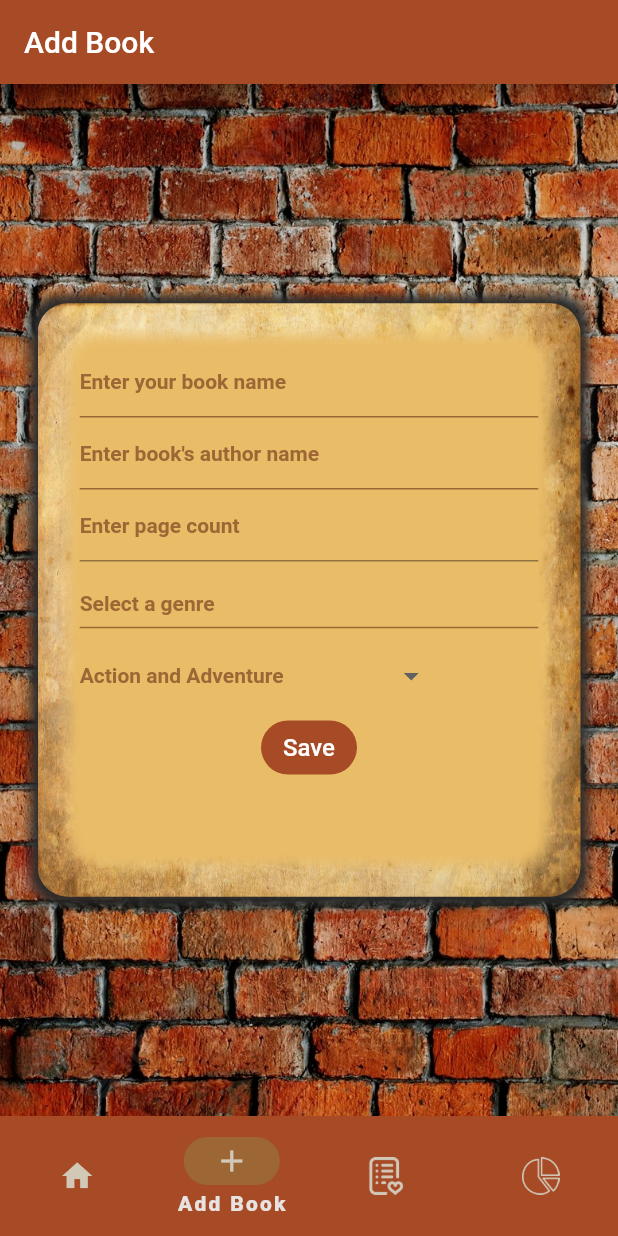
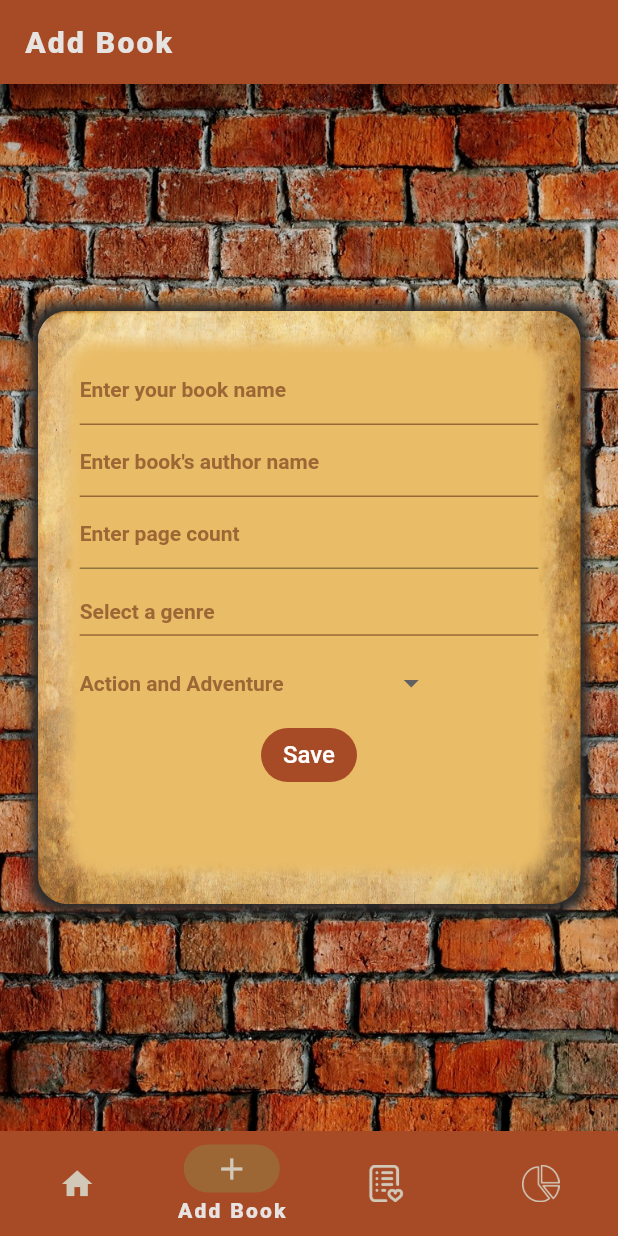
Before and after one commit to wenubey/Book-Habit-Flutter, a Flutter app: the screen it shows after launch, item 2 of the bottom bar chosen, after a tap on "Save", on a phone screen of 412 x 824 dp. Run offline on Flutter 3.47's test engine with Material 2 defaults, Android fonts, the light colour scheme and no system bars; our stand-ins replace flutter_local_notifications, flutter_slidable, hive, hive_flutter, pie_chart, rxdart and 1 more; missing offline and left inert: circle_progress_bar; accounts and stored records are empty; Roboto replaces fonts that are missing (Merienda).

Commit message:
some ui changes and bug fixing

```diff
--- a/lib/repository/book_repository.dart
+++ b/lib/repository/book_repository.dart
@@ -72,7 +72,7 @@ class BookRepository extends ChangeNotifier {
         isFinished: false,
         createdAt: formattedDate.format(DateTime.now()),
         genre: genre,
-        readedAt: '',
+        readedAt: 'Not yet finished',
         isFavourite: false,
       ),
     );
--- a/lib/screens/add_book_page.dart
+++ b/lib/screens/add_book_page.dart
@@ -63,7 +63,10 @@ class _AddBookScreenState extends State<AddBookScreen> {
     }
     return Scaffold(
       appBar: AppBar(
-        title: const Text('Add Book'),
+        title: const Text(
+          'Add Book',
+          style: listTileTextStyle,
+        ),
       ),
       body: SafeArea(
         child: CustomInputContainer(
--- a/lib/screens/book_list_screen.dart
+++ b/lib/screens/book_list_screen.dart
@@ -36,8 +36,15 @@ class _BookListScreenState extends State<BookListScreen> {
         return Scaffold(
           appBar: AppBar(
             automaticallyImplyLeading: false,
-            title: const Text('Book Habits'),
             actions: [
+              const Center(
+                  child: Padding(
+                padding: EdgeInsets.only(right: 20, left: 8),
+                child: Text(
+                  'Book Habits',
+                  style: listTileTextStyle,
+                ),
+              )),
               ListTileStarButton(
                   onPressed: () {
                     setState(() {
@@ -71,14 +78,23 @@ class _BookListScreenState extends State<BookListScreen> {
                   Navigator.pop(context);
                 },
               ),
-              Checkbox(
-                value: isHideFinishedBooksChecked,
-                onChanged: (isChecked) {
-                  setState(() {
-                    isHideFinishedBooksChecked = !isHideFinishedBooksChecked;
-                  });
-                },
-              ),
+              TextButton(
+                onPressed: () => setState(() =>
+                    isHideFinishedBooksChecked = !isHideFinishedBooksChecked),
+                child: isHideFinishedBooksChecked
+                    ? Image.asset(
+                        'assets/icon/show.png',
+                        color: beige,
+                        width: 25,
+                        height: 25,
+                      )
+                    : Image.asset(
+                        'assets/icon/hide.png',
+                        color: beige,
+                        width: 25,
+                        height: 25,
+                      ),
+              )
             ],
           ),
           body: CustomContainerWithImage(
--- a/lib/screens/edit_book_page.dart
+++ b/lib/screens/edit_book_page.dart
@@ -41,14 +41,11 @@ class _EditBookPageState extends State<EditBookPage> {
           assetUrl: 'assets/images/bricks.jpg',
           height: height,
           width: width,
-          containerSize: 0.60,
+          containerSize: 0.68,
           child: Column(
             crossAxisAlignment: CrossAxisAlignment.start,
             children: [
               CustomText(screenArgument: screenArgument),
-              const SizedBox(
-                height: 40,
-              ),
               Container(
                 decoration: BoxDecoration(
                   border: Border.all(
--- a/lib/screens/home_page.dart
+++ b/lib/screens/home_page.dart
@@ -28,6 +28,8 @@ class _HomePageState extends State<HomePage> {
     return Scaffold(
       body: screens[selectedIndex],
       bottomNavigationBar: NavigationBar(
+        backgroundColor: selectedIndex == 2 ? wishlistAppBarColor : brickOrange,
+        height: 70,
         labelBehavior: NavigationDestinationLabelBehavior.onlyShowSelected,
         selectedIndex: selectedIndex,
         destinations: [
--- a/lib/utils/constants.dart
+++ b/lib/utils/constants.dart
@@ -93,6 +93,9 @@ final newThemeData = ThemeData(
   appBarTheme: const AppBarTheme(
     color: brickOrange,
   ),
+  primaryIconTheme: const IconThemeData(
+    color: beige,
+  ),
   timePickerTheme: TimePickerThemeData(
     dialHandColor: Colors.blueGrey,
     hourMinuteTextColor: MaterialStateColor.resolveWith((states) =>
--- a/lib/widgets/drawer_button.dart
+++ b/lib/widgets/drawer_button.dart
@@ -1,5 +1,4 @@
 import 'package:book_habits/utils/constants.dart';
-import 'package:book_habits/widgets/custom_container_with_image.dart';
 import 'package:flutter/material.dart';
 
 class DrawerButton extends StatelessWidget {
@@ -15,9 +14,6 @@ class DrawerButton extends StatelessWidget {
   Widget build(BuildContext context) {
     return Padding(
       padding: const EdgeInsets.only(left: 8.0, top: 8.0),
-      child: CustomContainerWithImage(
-        assetUrl: 'assets/images/wood.jpg',
-        opacity: 1,
       child: TextButton(
         style: ButtonStyle(
           backgroundColor: MaterialStateProperty.all(Colors.transparent),
@@ -25,8 +21,8 @@ class DrawerButton extends StatelessWidget {
         onPressed: onPressed,
         child: Text(
           text,
+          textAlign: TextAlign.center,
           style: listTileTextStyle,
-          ),
         ),
       ),
     );
```
Also changed, not shown: lib/screens/statistics_screen.dart (+8 -4 lines), lib/screens/wishlist_screen.dart (+19 -7 lines), lib/widgets/custom_text.dart (+11 -0 lines), assets/icon/hide.png (added), assets/icon/show.png (added), 1 other file. Lines whose indentation alone changed are shown as unchanged.
